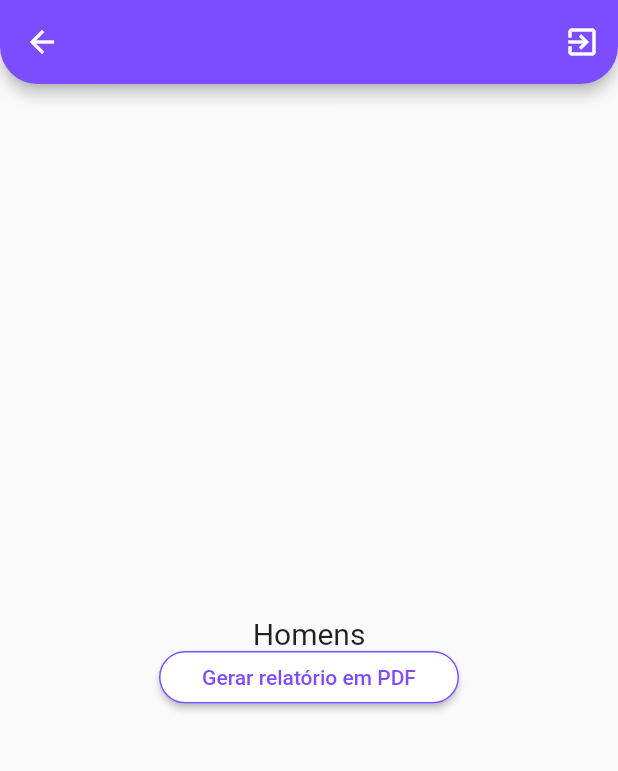
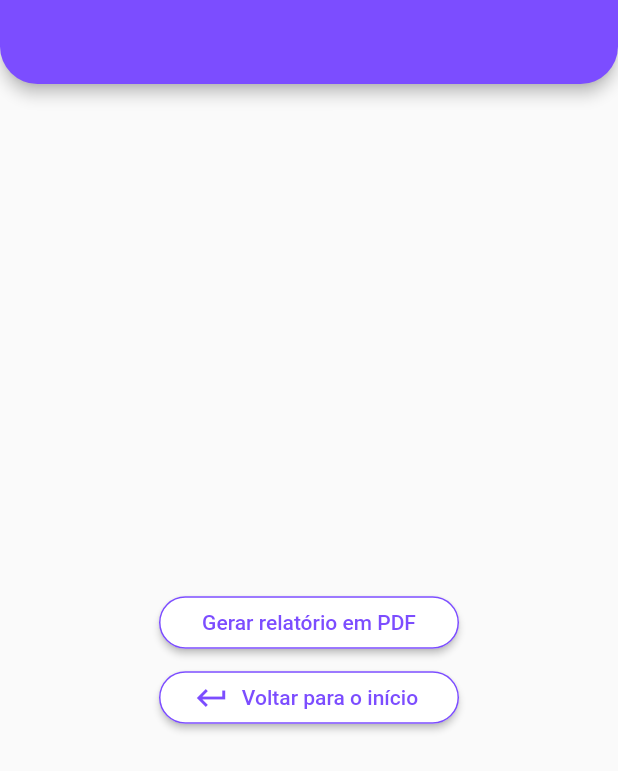
Before and after one commit to Mthws167/TargetControl, a Flutter app: the screen it shows once a user with an empty profile is signed in, after a tap on "Relatório em PDF? Clique Aqui", on a phone screen of 412 x 824 dp. Shown: the top 771 px of the screen. Run offline on Flutter 3.47's test engine with Material 2 defaults, Android fonts, the phone set to English and light mode, and no system bars; our stand-ins replace email_validator, firebase_auth, firebase_core, firebase_database, fluttertoast; missing offline and left inert: cloud_firestore_web, firebase_auth_web, firebase_core_web, firebase_database_web; accounts and stored records are empty; network calls fail.

Commit message:
alterações na página relatório

```diff
--- a/lib/main.dart
+++ b/lib/main.dart
@@ -12,12 +12,14 @@ Future main() async {
     options: DefaultFirebaseOptions.currentPlatform,
   );
 
-  runApp(MyApp());
+  runApp(const MyApp());
 }
 
 final navigatorKey = GlobalKey<NavigatorState>();
 
 class MyApp extends StatelessWidget {
+  const MyApp({Key? key}) : super(key: key);
+
   @override
   Widget build(BuildContext context) => MaterialApp(
         scaffoldMessengerKey: Utils.messengerKey,
@@ -34,17 +36,21 @@ class TargetControl extends StatelessWidget {
           stream: FirebaseAuth.instance.authStateChanges(),
           builder: (context, snapshot) {
             if (snapshot.connectionState == ConnectionState.waiting) {
-                return Center(
+              return const Center(
                 child: CircularProgressIndicator(
                   color: Colors.deepPurpleAccent,
-                ));
+                ),
+              );
             } else if (snapshot.hasError) {
-                return Center(child: Text('Erro Inesperado!'));
+              return const Center(
+                child: Text('Erro Inesperado!'),
+              );
             } else if (snapshot.hasData) {
               return Counter();
             } else {
-                return AuthPage();
+              return const AuthPage();
             }
-            }),
+          },
+        ),
       );
 }
--- a/lib/screens/screen-counter/counter.dart
+++ b/lib/screens/screen-counter/counter.dart
@@ -1,13 +1,13 @@
 import 'dart:async';
 
+import 'package:countpeople/screens/screen-pdf/pdf.dart';
 import 'package:firebase_auth/firebase_auth.dart';
 import 'package:firebase_database/firebase_database.dart';
 import 'package:flutter/material.dart';
-import '../screen-pdf/pdf.dart';
-
 
 class Counter extends StatelessWidget {
   final user = FirebaseAuth.instance.currentUser!;
+
   Counter({Key? key}) : super(key: key);
 
   @override
@@ -25,10 +25,11 @@ class Counter extends StatelessWidget {
             actions: [
               IconButton(
                 alignment: Alignment.center,
-                icon: Icon(Icons.exit_to_app_outlined),
+                icon: const Icon(Icons.exit_to_app_outlined),
                 onPressed: () {
                   FirebaseAuth.instance.signOut();
-                })
+                },
+              )
             ],
           ),
           body: Center(
@@ -39,7 +40,8 @@ class Counter extends StatelessWidget {
               ],
             ),
           ),
-      ));
+        ),
+      );
 }
 
 class ProgressBar extends StatefulWidget {
@@ -83,24 +85,33 @@ class _ProgressState extends State<ProgressBar> {
       debugPrint(err.toString());
     }
 
-    _countSubscriptionMale =
-        _countRefMale.onValue.listen((DatabaseEvent event) {
-      setState(() {
+    _countSubscriptionMale = _countRefMale.onValue.listen(
+      (DatabaseEvent event) {
+        setState(
+          () {
             _countMale = (event.snapshot.value ?? 0) as int;
-      });
-    });
-    _countSubscriptionFemale =
-        _countRefFemale.onValue.listen((DatabaseEvent event) {
-      setState(() {
+          },
+        );
+      },
+    );
+    _countSubscriptionFemale = _countRefFemale.onValue.listen(
+      (DatabaseEvent event) {
+        setState(
+          () {
             _countFemale = (event.snapshot.value ?? 0) as int;
-      });
-    });
-    _countSubscriptionChield =
-        _countRefChield.onValue.listen((DatabaseEvent event) {
-      setState(() {
+          },
+        );
+      },
+    );
+    _countSubscriptionChield = _countRefChield.onValue.listen(
+      (DatabaseEvent event) {
+        setState(
+          () {
             _countChield = (event.snapshot.value ?? 0) as int;
-      });
-    });
+          },
+        );
+      },
+    );
   }
 
   countMale() async {
@@ -173,7 +184,8 @@ class _ProgressState extends State<ProgressBar> {
         ),
         Container(
           padding: const EdgeInsets.fromLTRB(20, 0, 20, 50),
-            child: Row(children: <Widget>[
+          child: Row(
+            children: <Widget>[
               Container(
                 padding: const EdgeInsets.fromLTRB(30, 0, 80, 0),
                 child: ElevatedButton(
@@ -181,7 +193,8 @@ class _ProgressState extends State<ProgressBar> {
                       fixedSize: const Size(50, 50),
                       shape: const CircleBorder(
                         side: BorderSide(
-                              width: 5, color: Colors.deepPurpleAccent)),
+                            width: 5, color: Colors.deepPurpleAccent),
+                      ),
                       primary: Colors.white),
                   child: const Icon(
                     Icons.add,
@@ -203,7 +216,8 @@ class _ProgressState extends State<ProgressBar> {
                       fixedSize: const Size(50, 50),
                       shape: const CircleBorder(
                         side: BorderSide(
-                              width: 5, color: Colors.deepPurpleAccent)),
+                            width: 5, color: Colors.deepPurpleAccent),
+                      ),
                       primary: Colors.white),
                   child: const Icon(
                     Icons.remove,
@@ -214,7 +228,9 @@ class _ProgressState extends State<ProgressBar> {
                   },
                 ),
               ),
-            ])),
+            ],
+          ),
+        ),
         Container(
           alignment: Alignment.center,
           child: const Text(
@@ -224,7 +240,8 @@ class _ProgressState extends State<ProgressBar> {
         ),
         Container(
           padding: const EdgeInsets.fromLTRB(20, 0, 20, 50),
-            child: Row(children: <Widget>[
+          child: Row(
+            children: <Widget>[
               Container(
                 padding: const EdgeInsets.fromLTRB(30, 0, 80, 0),
                 child: ElevatedButton(
@@ -232,7 +249,8 @@ class _ProgressState extends State<ProgressBar> {
                       fixedSize: const Size(50, 50),
                       shape: const CircleBorder(
                         side: BorderSide(
-                              width: 5, color: Colors.deepPurpleAccent)),
+                            width: 5, color: Colors.deepPurpleAccent),
+                      ),
                       primary: Colors.white),
                   child: const Icon(
                     Icons.add,
@@ -254,7 +272,8 @@ class _ProgressState extends State<ProgressBar> {
                       fixedSize: const Size(50, 50),
                       shape: const CircleBorder(
                         side: BorderSide(
-                              width: 5, color: Colors.deepPurpleAccent)),
+                            width: 5, color: Colors.deepPurpleAccent),
+                      ),
                       primary: Colors.white),
                   child: const Icon(
                     Icons.remove,
@@ -265,7 +284,9 @@ class _ProgressState extends State<ProgressBar> {
                   },
                 ),
               ),
-            ])),
+            ],
+          ),
+        ),
         Container(
           alignment: Alignment.center,
           child: const Text(
@@ -275,15 +296,17 @@ class _ProgressState extends State<ProgressBar> {
         ),
         Container(
           padding: const EdgeInsets.fromLTRB(20, 0, 20, 80),
-            child: Row(children: <Widget>[
+          child: Row(
+            children: <Widget>[
               Container(
-                padding: EdgeInsets.fromLTRB(30, 0, 80, 0),
+                padding: const EdgeInsets.fromLTRB(30, 0, 80, 0),
                 child: ElevatedButton(
                   style: ElevatedButton.styleFrom(
                       fixedSize: const Size(50, 50),
                       shape: const CircleBorder(
                         side: BorderSide(
-                              width: 5, color: Colors.deepPurpleAccent)),
+                            width: 5, color: Colors.deepPurpleAccent),
+                      ),
                       primary: Colors.white),
                   child: const Icon(
                     Icons.add,
@@ -305,7 +328,8 @@ class _ProgressState extends State<ProgressBar> {
                       fixedSize: const Size(50, 50),
                       shape: const CircleBorder(
                         side: BorderSide(
-                              width: 5, color: Colors.deepPurpleAccent)),
+                            width: 5, color: Colors.deepPurpleAccent),
+                      ),
                       primary: Colors.white),
                   child: const Icon(
                     Icons.remove,
@@ -316,29 +340,38 @@ class _ProgressState extends State<ProgressBar> {
                   },
                 ),
               ),
-            ])),
-        Container(
+            ],
+          ),
+        ),
+        SizedBox(
           width: 250,
           height: 35,
           child: ElevatedButton(
-            child: const Text('Relatório em PDF? Clique Aqui',
+            child: const Text(
+              'Relatório em PDF? Clique Aqui',
               style: TextStyle(
                 color: Colors.deepPurpleAccent,
-                )),
-
+              ),
+            ),
             style: ButtonStyle(
               backgroundColor: MaterialStateProperty.all<Color>(Colors.white),
               shape: MaterialStateProperty.all<RoundedRectangleBorder>(
                 RoundedRectangleBorder(
                   borderRadius: BorderRadius.circular(20.0),
-                        side: BorderSide(color: Colors.deepPurpleAccent)))),
-            onPressed: () async{
-              Navigator.of(context).push(MaterialPageRoute(builder: (context)=>PDF()));
+                  side: const BorderSide(color: Colors.deepPurpleAccent),
+                ),
+              ),
+            ),
+            onPressed: () async {
+              Navigator.of(context).push(
+                MaterialPageRoute(
+                  builder: (context) => PDFPage(),
+                ),
+              );
             },
           ),
         ),
       ],
     );
   }
-
 }
--- a/lib/screens/screen-login/login.dart
+++ b/lib/screens/screen-login/login.dart
@@ -1,4 +1,5 @@
 import 'package:firebase_auth/firebase_auth.dart';
+import 'package:flutter/foundation.dart';
 import 'package:flutter/gestures.dart';
 import 'package:flutter/material.dart';
 import 'package:fluttertoast/fluttertoast.dart';
@@ -6,10 +7,10 @@ import 'package:countpeople/main.dart';
 
 import '../../utils/utils.dart';
 
-
 class Login extends StatefulWidget {
   final VoidCallback onClickedSignUp;
-  const Login({Key? key,required this.onClickedSignUp}) : super(key: key);
+
+  const Login({Key? key, required this.onClickedSignUp}) : super(key: key);
 
   @override
   _LoginState createState() => _LoginState();
@@ -101,7 +102,7 @@ class _LoginState extends State<Login> {
                 const SizedBox(
                   height: 40,
                 ),
-              Container(
+                SizedBox(
                   height: 60,
                   child: SizedBox.expand(
                     child: TextButton(
@@ -128,34 +129,33 @@ class _LoginState extends State<Login> {
                   child: RichText(
                     textAlign: TextAlign.center,
                     text: TextSpan(
-                    style:  TextStyle(color: Colors.black,fontSize: 13),
+                        style:
+                            const TextStyle(color: Colors.black, fontSize: 13),
                         text: 'Não possui conta? ',
                         children: [
                           TextSpan(
                               recognizer: TapGestureRecognizer()
                                 ..onTap = widget.onClickedSignUp,
                               text: 'Cadastre-se',
-                        style: TextStyle(
+                              style: const TextStyle(
                                 decoration: TextDecoration.underline,
                                 color: Colors.deepPurpleAccent,
                                 fontSize: 13,
-                        )
-                      ),
-                    ]
-                  ),
+                              )),
+                        ]),
                   ),
                 ),
               ],
             ),
           ),
-      ));
+        ),
+      );
 
   Future signIn() async {
-
     showDialog(
         context: context,
         barrierDismissible: false,
-        builder: (context) => Center(
+        builder: (context) => const Center(
               child: CircularProgressIndicator(
                 color: Colors.deepPurpleAccent,
               ),
@@ -167,10 +167,12 @@ class _LoginState extends State<Login> {
         password: passwordController.text.trim(),
       );
     } on FirebaseAuthException catch (e) {
+      if (kDebugMode) {
         print(e);
+      }
       Utils.showSnackBar(e.message);
     }
 
-    navigatorKey.currentState!.popUntil((route)=>route.isFirst);
+    navigatorKey.currentState!.popUntil((route) => route.isFirst);
   }
 }
--- a/lib/screens/screen-pdf/pdf.dart
+++ b/lib/screens/screen-pdf/pdf.dart
@@ -1,30 +1,23 @@
-
 import 'package:firebase_auth/firebase_auth.dart';
 import 'package:flutter/material.dart';
 
-class Counter extends StatelessWidget {
+class PDFPage extends StatelessWidget {
   final user = FirebaseAuth.instance.currentUser!;
-  Counter({Key? key}) : super(key: key);
+
+  PDFPage({Key? key}) : super(key: key);
 
   @override
   Widget build(BuildContext context) => WillPopScope(
         onWillPop: () async => false,
         child: Scaffold(
           appBar: AppBar(
+            automaticallyImplyLeading: false,
             backgroundColor: Colors.deepPurpleAccent,
             shape: const RoundedRectangleBorder(
               borderRadius: BorderRadius.vertical(
                 bottom: Radius.circular(25),
               ),
             ),
-          actions: [
-            IconButton(
-                alignment: Alignment.center,
-                icon: Icon(Icons.exit_to_app_outlined),
-                onPressed: () {
-                  Navigator.of(context).pop();
-                })
-          ],
           ),
           body: Center(
             child: Column(
@@ -34,41 +27,8 @@ class Counter extends StatelessWidget {
               ],
             ),
           ),
-      ));
-}
-
-class PDF extends StatelessWidget {
-  PDF({Key? key}) : super(key: key);
-
-  @override
-  Widget build(BuildContext context) => WillPopScope(
-      onWillPop: () async => false,
-      child: Scaffold(
-        appBar: AppBar(
-          backgroundColor: Colors.deepPurpleAccent,
-          shape: const RoundedRectangleBorder(
-            borderRadius: BorderRadius.vertical(
-              bottom: Radius.circular(25),
         ),
-          ),
-          actions: [
-            IconButton(
-                alignment: Alignment.center,
-                icon: Icon(Icons.exit_to_app_outlined),
-                onPressed: () {
-                  FirebaseAuth.instance.signOut();
-                })
-          ],
-        ),
-        body: Center(
-          child: Column(
-            mainAxisAlignment: MainAxisAlignment.center,
-            children: const <Widget>[
-              PDFState(),
-            ],
-          ),
-        ),
-      ));
+      );
 }
 
 class PDFState extends StatefulWidget {
@@ -86,14 +46,7 @@ class _PDFBody extends State<PDFState> {
     return Column(
       mainAxisAlignment: MainAxisAlignment.center,
       children: <Widget>[
-        Container(
-          alignment: Alignment.center,
-          child: const Text(
-            'Homens',
-            style: TextStyle(fontSize: 20),
-          ),
-        ),
-        Container(
+        SizedBox(
           width: 200,
           height: 35,
           child: ElevatedButton(
@@ -101,20 +54,48 @@ class _PDFBody extends State<PDFState> {
                 style: TextStyle(
                   color: Colors.deepPurpleAccent,
                 )),
-
             style: ButtonStyle(
               backgroundColor: MaterialStateProperty.all<Color>(Colors.white),
               shape: MaterialStateProperty.all<RoundedRectangleBorder>(
                 RoundedRectangleBorder(
                   borderRadius: BorderRadius.circular(20.0),
-                        side: BorderSide(color: Colors.deepPurpleAccent)))),
-            onPressed: () async{
-
+                  side: const BorderSide(color: Colors.deepPurpleAccent),
+                ),
+              ),
+            ),
+            onPressed: () async {},
+          ),
+        ),
+        Container(
+          height: 15,
+        ),
+        SizedBox(
+          width: 200,
+          height: 35,
+          child: ElevatedButton.icon(
+            label: const Text('Voltar para o início',
+                style: TextStyle(
+                  color: Colors.deepPurpleAccent,
+                )),
+            icon: const Icon(
+              Icons.keyboard_return,
+              color: Colors.deepPurpleAccent,
+            ),
+            style: ButtonStyle(
+              backgroundColor: MaterialStateProperty.all<Color>(Colors.white),
+              shape: MaterialStateProperty.all<RoundedRectangleBorder>(
+                RoundedRectangleBorder(
+                  borderRadius: BorderRadius.circular(20.0),
+                  side: const BorderSide(color: Colors.deepPurpleAccent),
+                ),
+              ),
+            ),
+            onPressed: () async {
+              Navigator.of(context).pop();
             },
           ),
         ),
       ],
     );
   }
-
 }
```
Also changed, not shown: lib/screens/authPage.dart (+10 -4 lines), lib/screens/screen-signup/signup.dart (+16 -10 lines), lib/screens/screen-users/users.dart (deleted, +0 -15 lines), lib/utils/utils.dart (+7 -4 lines). Lines whose indentation alone changed are shown as unchanged.
